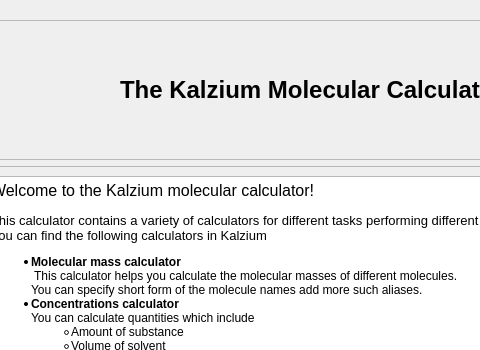
Before: the Qt Designer form src/calculator/calculator.ui in KDE/kalzium, drawn with Qt 5; both pictures show x 250 to 730 and y 0 to 350 of the 900 by 600 pixel window.
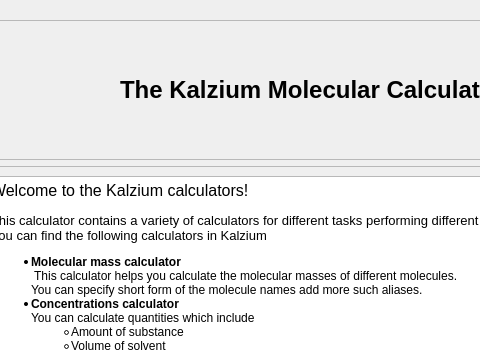
After: the same form once the commit is applied. Custom widgets are drawn as their Qt base class.

Commit message: Also fix the intro text of the kalzium caculators. Removing the reference to the molecular calculator. CCBUG: 282071

Patch:
```diff
--- a/src/calculator/calculator.ui
+++ b/src/calculator/calculator.ui
@@ -186,8 +186,8 @@
              <string>&lt;!DOCTYPE HTML PUBLIC &quot;-//W3C//DTD HTML 4.0//EN&quot; &quot;http://www.w3.org/TR/REC-html40/strict.dtd&quot;&gt;
 &lt;html&gt;&lt;head&gt;&lt;meta name=&quot;qrichtext&quot; content=&quot;1&quot; /&gt;&lt;style type=&quot;text/css&quot;&gt;
 p, li { white-space: pre-wrap; }
-&lt;/style&gt;&lt;/head&gt;&lt;body style=&quot; font-family:'Arial'; font-size:9pt; font-weight:400; font-style:normal;&quot;&gt;
-&lt;p style=&quot; margin-top:0px; margin-bottom:0px; margin-left:0px; margin-right:0px; -qt-block-indent:0; text-indent:0px;&quot;&gt;&lt;span style=&quot; font-family:'DejaVu Sans'; font-size:12pt;&quot;&gt;Welcome to the Kalzium molecular calculator!&lt;br /&gt;&lt;/span&gt;&lt;/p&gt;
+&lt;/style&gt;&lt;/head&gt;&lt;body style=&quot; font-family:'Sans Serif'; font-size:9pt; font-weight:400; font-style:normal;&quot;&gt;
+&lt;p style=&quot; margin-top:0px; margin-bottom:0px; margin-left:0px; margin-right:0px; -qt-block-indent:0; text-indent:0px;&quot;&gt;&lt;span style=&quot; font-family:'DejaVu Sans'; font-size:12pt;&quot;&gt;Welcome to the Kalzium calculators!&lt;br /&gt;&lt;/span&gt;&lt;/p&gt;
 &lt;p style=&quot; margin-top:0px; margin-bottom:0px; margin-left:0px; margin-right:0px; -qt-block-indent:0; text-indent:0px;&quot;&gt;&lt;span style=&quot; font-family:'DejaVu Sans'; font-size:10pt;&quot;&gt;This calculator contains a variety of calculators for different tasks performing different calculations.&lt;/span&gt;&lt;/p&gt;
 &lt;p style=&quot; margin-top:0px; margin-bottom:0px; margin-left:0px; margin-right:0px; -qt-block-indent:0; text-indent:0px;&quot;&gt;&lt;span style=&quot; font-family:'DejaVu Sans'; font-size:10pt;&quot;&gt;You can find the following calculators in Kalzium&lt;/span&gt;&lt;/p&gt;
 &lt;ul style=&quot;margin-top: 0px; margin-bottom: 0px; margin-left: 0px; margin-right: 0px; -qt-list-indent: 1;&quot;&gt;&lt;li style=&quot; font-family:'DejaVu Sans';&quot; style=&quot; margin-top:12px; margin-bottom:0px; margin-left:0px; margin-right:0px; -qt-block-indent:0; text-indent:0px;&quot;&gt;&lt;span style=&quot; font-weight:600;&quot;&gt;Molecular mass calculator&lt;br /&gt;&lt;/span&gt; This calculator helps you calculate the molecular masses of different molecules.&lt;br /&gt;You can specify short form of the molecule names add more such aliases.&lt;/li&gt;
```
